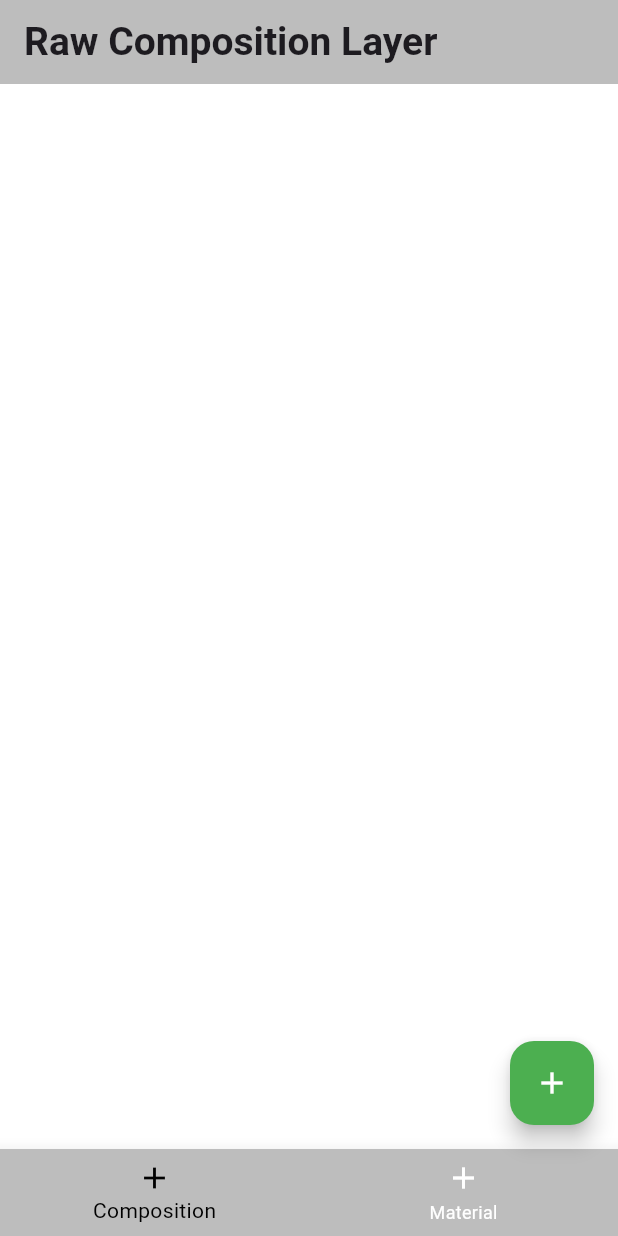
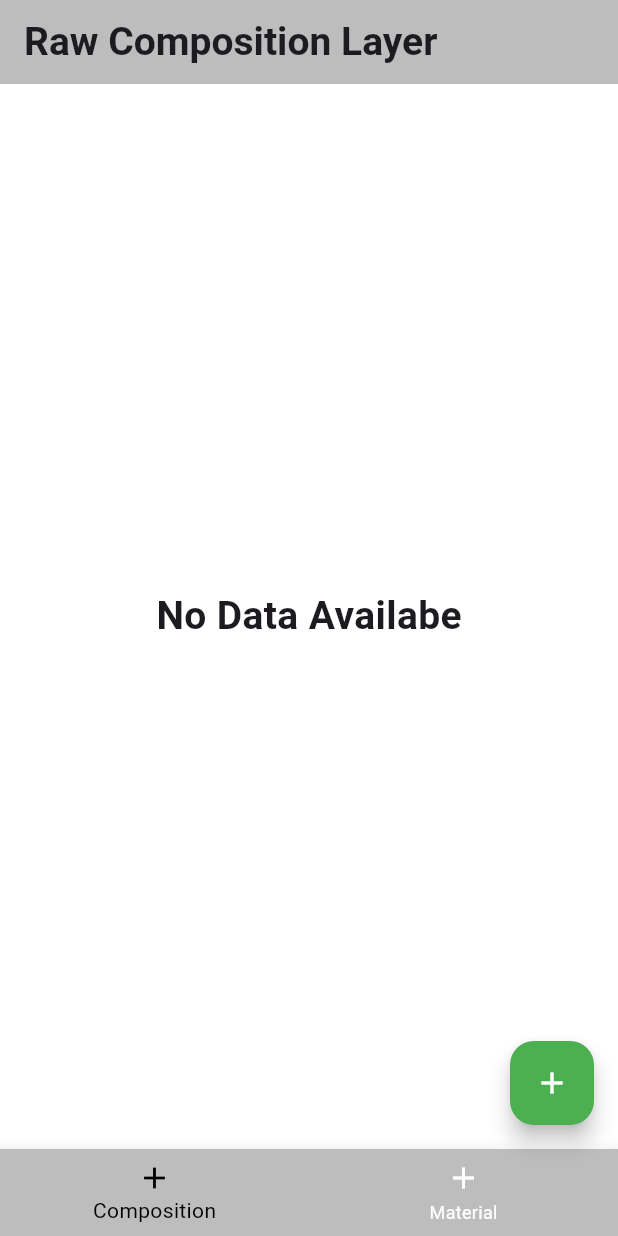
Before and after one commit to Datrix001/Raw-Material-Management-System, a Flutter app: the screen it shows after launch, on a phone screen of 412 x 824 dp. Run offline on Flutter 3.47's test engine with Material 3 defaults, Android fonts, the phone set to English and light mode, and no system bars; our stand-ins replace flutter_bloc, flutter_slidable, google_fonts, hive, hive_flutter; accounts and stored records are empty; Roboto replaces fonts that are missing (Ubuntu).

Commit message:
Added Delete Functionality and added message for no data

```diff
--- a/lib/presentation/bloc/comp_cubit.dart
+++ b/lib/presentation/bloc/comp_cubit.dart
@@ -29,4 +29,9 @@ class CompCubit extends Cubit<List<HiveModel>> {
     final compositions = HiveData().getAllCompositions();
     emit(compositions);
   }
+
+  Future<void> deleteComposition(String id)async{
+    await HiveData().deleteComposition(id);
+    loadCompositions();
+  }
 }
--- a/lib/presentation/pages/composition.dart
+++ b/lib/presentation/pages/composition.dart
@@ -13,7 +13,11 @@ class Composition extends StatelessWidget {
     bool isDark = Theme.of(context).brightness == Brightness.dark;
     return BlocBuilder<CompCubit, List<HiveModel>>(
       builder: (context, state) {
-        return ListView.builder(
+        return state.isEmpty ?
+          Center(
+            child: Text("No Data Availabe",style: CustomFonts.title,),
+          ):
+          ListView.builder(
           itemCount: state.length,
           itemBuilder: (context, index) {
             final item = state[index];
@@ -37,7 +41,9 @@ class Composition extends StatelessWidget {
                     SlidableAction(
                       borderRadius: BorderRadius.circular(10),
                       backgroundColor: Colors.red,
-                      onPressed: (context) {},
+                      onPressed: (_) {
+                        (context).read<CompCubit>().deleteComposition(item.id);
+                      },
                       icon: Icons.delete,
                     ),
                   ],
```
